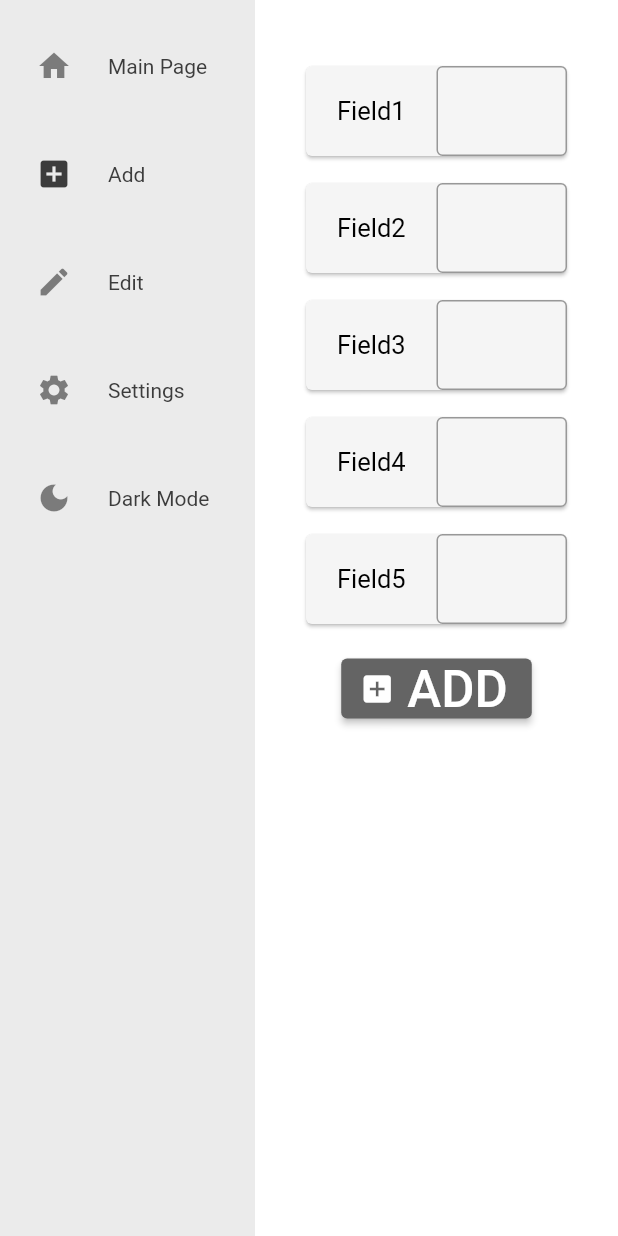
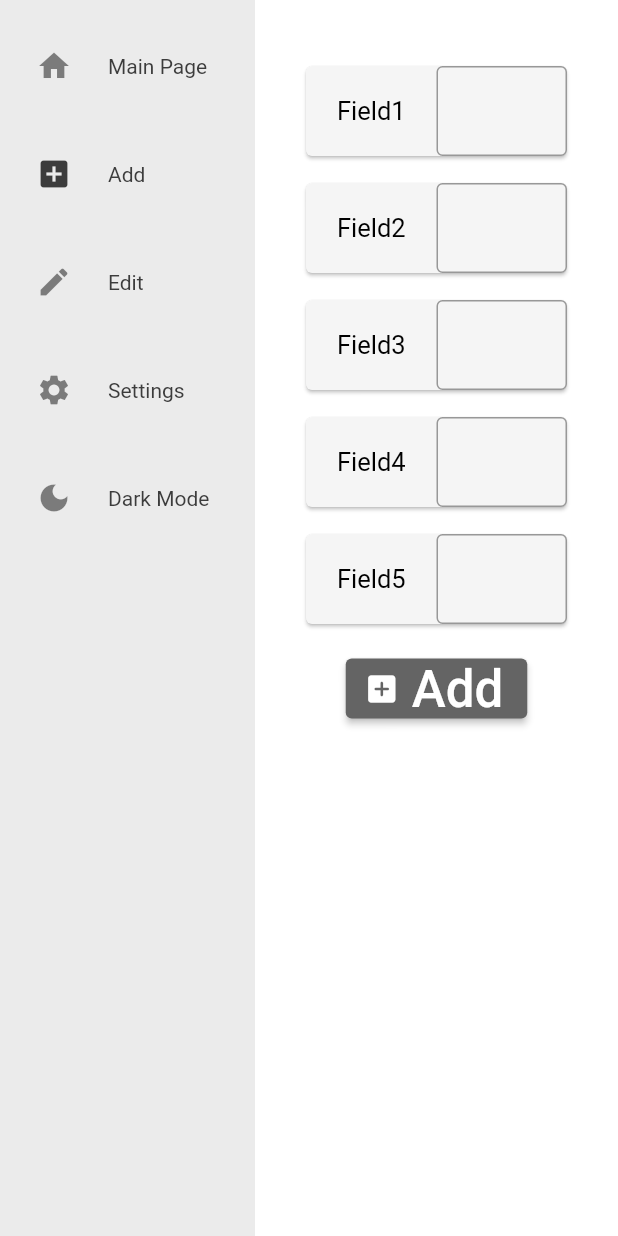
Before and after one commit to koloiyolo/flutter_dessktop_template, a Flutter app: the screen it shows after launch, after a tap on "Add", on a phone screen of 412 x 824 dp. Run offline on Flutter 3.47's test engine with Material 2 defaults, Android fonts, the phone set to English and light mode, and no system bars.

Commit message:
implemented "info" to "Home Page"

```diff
--- a/lib/add.dart
+++ b/lib/add.dart
@@ -83,12 +83,12 @@ class _AddPageState extends State<AddPage> {
                     f4controller.clear();
                     f5controller.clear();
                 },
-                icon: Icon(Icons.add_box, color: theme.buttonTextColor),
+                icon: Icon(Icons.add_box_rounded, color: theme.buttonTextColor),
                 style: ElevatedButton.styleFrom(
                     backgroundColor: theme.buttonColor,
                     surfaceTintColor: theme.cardColor),
                 label: Text(
-                  'ADD',
+                  'Add',
                   style: TextStyle(
                       fontSize: theme.textSize * 2,
                       color: theme.buttonTextColor),
--- a/lib/home.dart
+++ b/lib/home.dart
@@ -1,3 +1,5 @@
+
+
 import 'package:flutter/material.dart';
 import 'package:flutter_dessktop_template/backend.dart';
 // import 'package:flutter/src/widgets/framework.dart';
@@ -20,13 +22,11 @@ class _HomePageState extends State<HomePage> {
           padding: const EdgeInsets.all(30),
           itemCount: myList.length,
           itemBuilder: (BuildContext context, index) {
-            return listNode(index);
+            return listNode(index, context);
           }),
     );
   }
-}
-
-Column listNode(int index) {
+  Column listNode(int index, BuildContext context) {
   return Column(
     children: [
       Card(
@@ -41,6 +41,22 @@ Column listNode(int index) {
                 child: buildText('${index + 1}. ${myList[index].getName()}'),
               )),
               const SizedBox(width: 30),
+              ElevatedButton.icon(
+                  onPressed: () {
+                    showDialog(context: context, builder: (context){
+                      return AlertDialog(
+                        content:
+                              Text('Object info \n\nName: ${myList[index].getName()}\nField1: ${myList[index].getField1()}\nField2: ${myList[index].getField2()} \nField3: ${myList[index].getField3()}\nField4: ${myList[index].getField4()}'),
+
+                      );
+                    });
+                  },
+                  icon: const Icon(Icons.info),
+                  label: buildButtonText('Info'),
+                  style: ElevatedButton.styleFrom(
+                      backgroundColor: theme.buttonColor,
+                      surfaceTintColor: theme.cardColor)),
+              const SizedBox(width: 10),
               ElevatedButton.icon(
                 onPressed: () {
                   // what button does
@@ -59,6 +75,8 @@ Column listNode(int index) {
     ],
   );
 }
+}
+
 
 Text buildText(String text) {
   return Text(text,
--- a/lib/settings.dart
+++ b/lib/settings.dart
@@ -34,7 +34,7 @@ class _SettingsPageState extends State<SettingsPage> {
                     style: ElevatedButton.styleFrom(
                         backgroundColor: theme.buttonColor),
                     onPressed: () { myList.add(Something('Object${myList.length+2}', 'DX', 'XD', 'DX', 'XD'));},
-                    child: buildButtonText("Toggle"),
+                    child: buildButtonText('Add'),
                   ),
                 ],
               ),
@@ -148,7 +148,6 @@ class _SettingsPageState extends State<SettingsPage> {
                         Icon(Icons.remove, color: theme.buttonTextColor),
                     label: buildButtonText("Minus"),
                   ),
-                  const SizedBox(width: 5),
                   const SizedBox(width: 10),
                   ElevatedButton.icon(
                     style: ElevatedButton.styleFrom(
```
